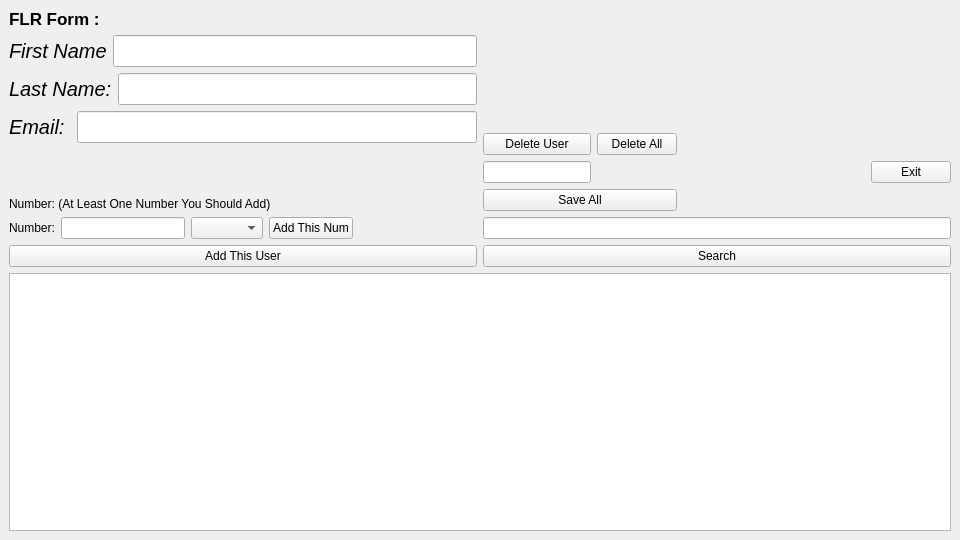
This is eesa/mainwindow.ui in MSaLeHNYM/eesa-tut as Qt 5 draws it before an edit. The edited form follows.
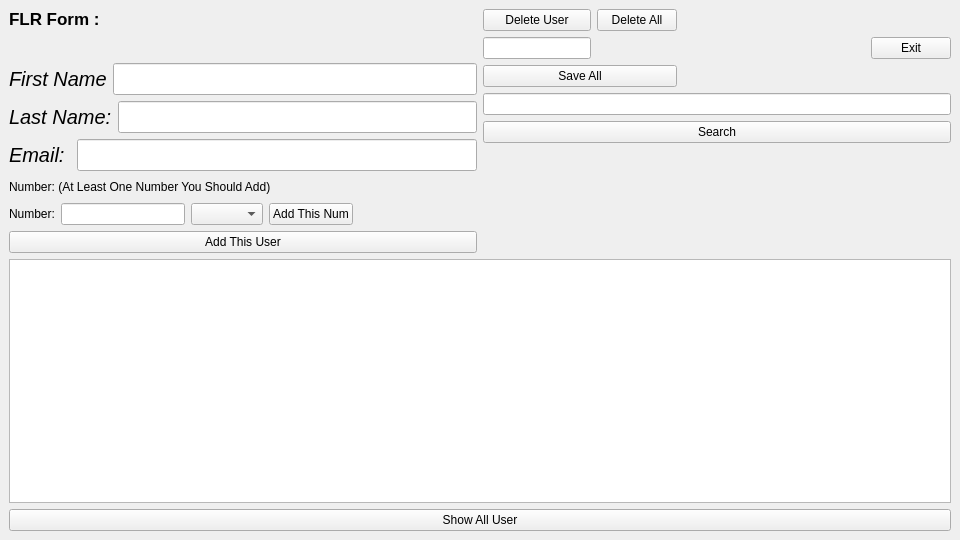
This is the edited form.

```diff
--- a/eesa/mainwindow.ui
+++ b/eesa/mainwindow.ui
@@ -15,12 +15,19 @@
   </property>
   <widget class="QWidget" name="centralwidget">
    <layout class="QGridLayout" name="gridLayout_3">
+    <item row="1" column="0">
+     <widget class="QPushButton" name="ShowAllUser_PB">
+      <property name="text">
+       <string>Show All User</string>
+      </property>
+     </widget>
+    </item>
     <item row="0" column="0">
      <layout class="QGridLayout" name="gridLayout_2">
       <item row="0" column="0">
        <layout class="QHBoxLayout" name="horizontalLayout_2">
         <item>
-         <layout class="QVBoxLayout" name="FLE_Form" stretch="0,0,0,0,0,0,0">
+         <layout class="QVBoxLayout" name="FLE_Form" stretch="0,0,0,0,0,0">
           <property name="sizeConstraint">
            <enum>QLayout::SetDefaultConstraint</enum>
           </property>
@@ -121,19 +128,6 @@
             </item>
            </layout>
           </item>
-          <item>
-           <spacer name="verticalSpacer_3">
-            <property name="orientation">
-             <enum>Qt::Vertical</enum>
-            </property>
-            <property name="sizeHint" stdset="0">
-             <size>
-              <width>20</width>
-              <height>40</height>
-             </size>
-            </property>
-           </spacer>
-          </item>
           <item>
            <layout class="QHBoxLayout" name="horizontalLayout">
             <item>
@@ -210,19 +204,6 @@
         </item>
         <item>
          <layout class="QVBoxLayout" name="verticalLayout_2">
-          <item>
-           <spacer name="verticalSpacer">
-            <property name="orientation">
-             <enum>Qt::Vertical</enum>
-            </property>
-            <property name="sizeHint" stdset="0">
-             <size>
-              <width>20</width>
-              <height>40</height>
-             </size>
-            </property>
-           </spacer>
-          </item>
           <item>
            <layout class="QHBoxLayout" name="horizontalLayout_3">
             <item>
@@ -289,6 +270,19 @@
             </property>
            </widget>
           </item>
+          <item>
+           <spacer name="verticalSpacer">
+            <property name="orientation">
+             <enum>Qt::Vertical</enum>
+            </property>
+            <property name="sizeHint" stdset="0">
+             <size>
+              <width>20</width>
+              <height>40</height>
+             </size>
+            </property>
+           </spacer>
+          </item>
          </layout>
         </item>
        </layout>
```
Left out of the diff: 2 changed lines with no effect on the pictures.
